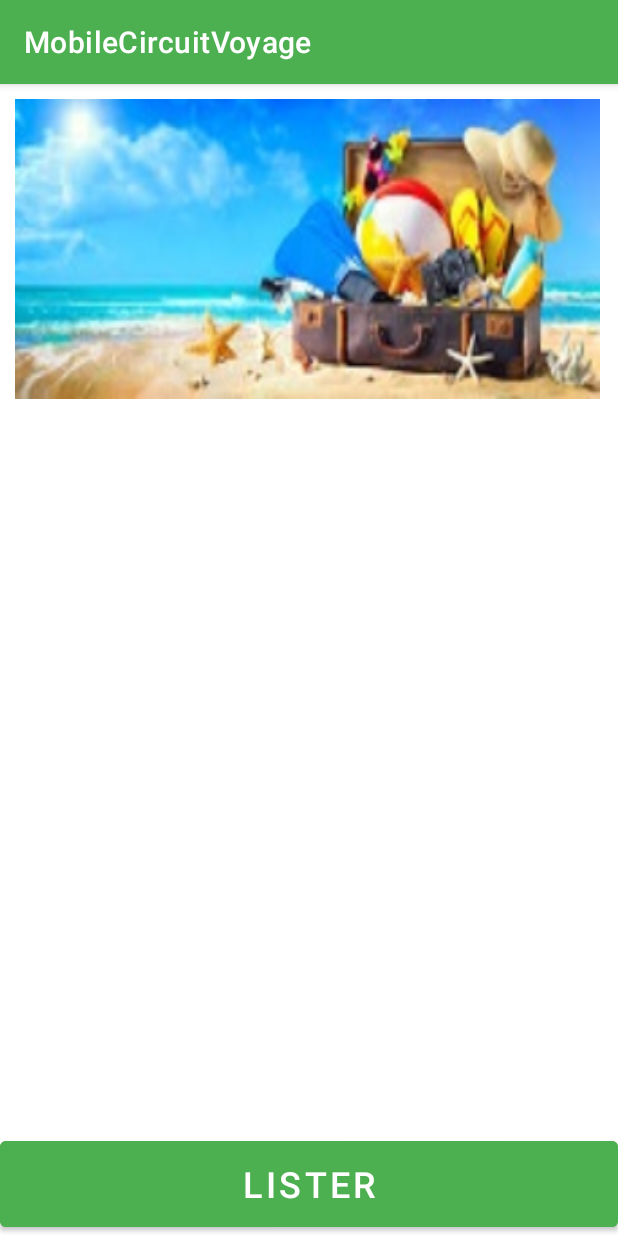
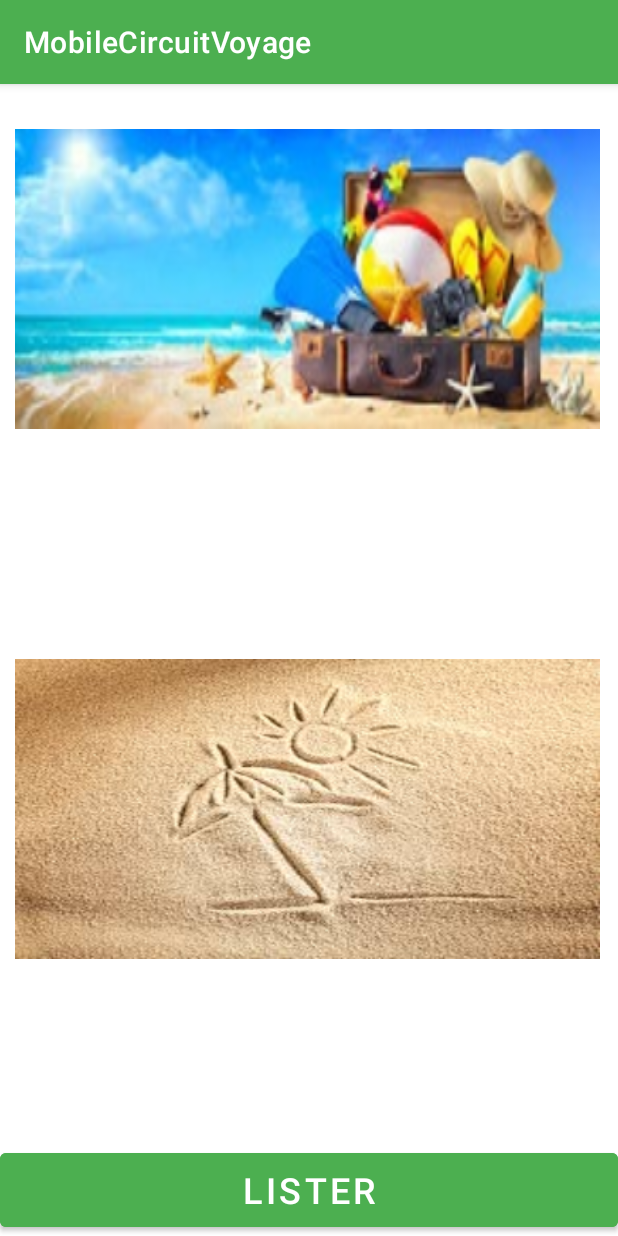
Before and after one commit to Hamid-Atrous/Mobile_CircuitVoyage, an Android app: the screen it shows after launch (GestionCircuit), on a phone screen of 412 x 824 dp. Run offline under Robolectric (Android 15) with nearby library versions, the phone set to English and light mode, and no system bars.

Commit message:
home edition done

```diff
--- a/app/src/main/java/com/example/mobilecircuitvoyage/ListerActivity.java
+++ b/app/src/main/java/com/example/mobilecircuitvoyage/ListerActivity.java
@@ -111,8 +111,8 @@ public class ListerActivity extends AppCompatActivity {
                                 }
 
                                 SimpleAdapter monAdapter = new SimpleAdapter (ListerActivity.this, tabMembres, R.layout.lister_membre_map,
-                                        new String[] {"img", "idMembre", "nom", "prenom", "courriel", "telephone"},
-                                        new int[] {R.id.img,R.id.idMembre, R.id.nom, R.id.prenom, R.id.courriel, R.id.telephone});
+                                        new String[] {"img", "nom", "prenom", "courriel", "telephone"},
+                                        new int[] {R.id.img, R.id.nom, R.id.prenom, R.id.courriel, R.id.telephone});
                                 listeView.setAdapter(monAdapter);
                             }
                             else{}
--- a/app/src/main/res/layout/activity_gestion_circuit.xml
+++ b/app/src/main/res/layout/activity_gestion_circuit.xml
@@ -12,16 +12,15 @@
         android:layout_width="match_parent"
         android:layout_height="match_parent"
         android:orientation="vertical">
-
         <LinearLayout
             android:layout_width="match_parent"
             android:layout_height="match_parent"
-            android:layout_weight="1"
+            android:layout_weight="10"
             android:orientation="horizontal">
             <ImageView
-                android:id="@+id/photo"
+                android:id="@+id/photo1"
                 android:layout_width="390dp"
-                android:layout_marginTop="10dp"
+                android:layout_marginTop="30dp"
                 android:layout_marginBottom="10dp"
                 android:layout_marginLeft="10dp"
                 android:layout_marginRight="10dp"
@@ -35,7 +34,23 @@
             android:layout_height="match_parent"
             android:layout_weight="10"
             android:orientation="horizontal">
+            <ImageView
+                android:id="@+id/photo2"
+                android:layout_width="390dp"
+                android:layout_marginTop="30dp"
+                android:layout_marginBottom="10dp"
+                android:layout_marginLeft="10dp"
+                android:layout_marginRight="10dp"
+                android:layout_height="200dp"
+                android:src="@drawable/images2"
+                android:scaleType="fitXY"/>
+        </LinearLayout>
 
+        <LinearLayout
+            android:layout_width="match_parent"
+            android:layout_height="match_parent"
+            android:layout_weight="17"
+            android:orientation="horizontal">
             <Button
                 android:id="@+id/blister"
                 android:layout_width="match_parent"
@@ -44,7 +59,6 @@
                 android:text="Lister"
                 android:textSize="24sp" />
         </LinearLayout>
-
     </LinearLayout>
 
 </LinearLayout>
```
Also changed, not shown: app/src/main/res/drawable-v24/images2.jpg (added).
